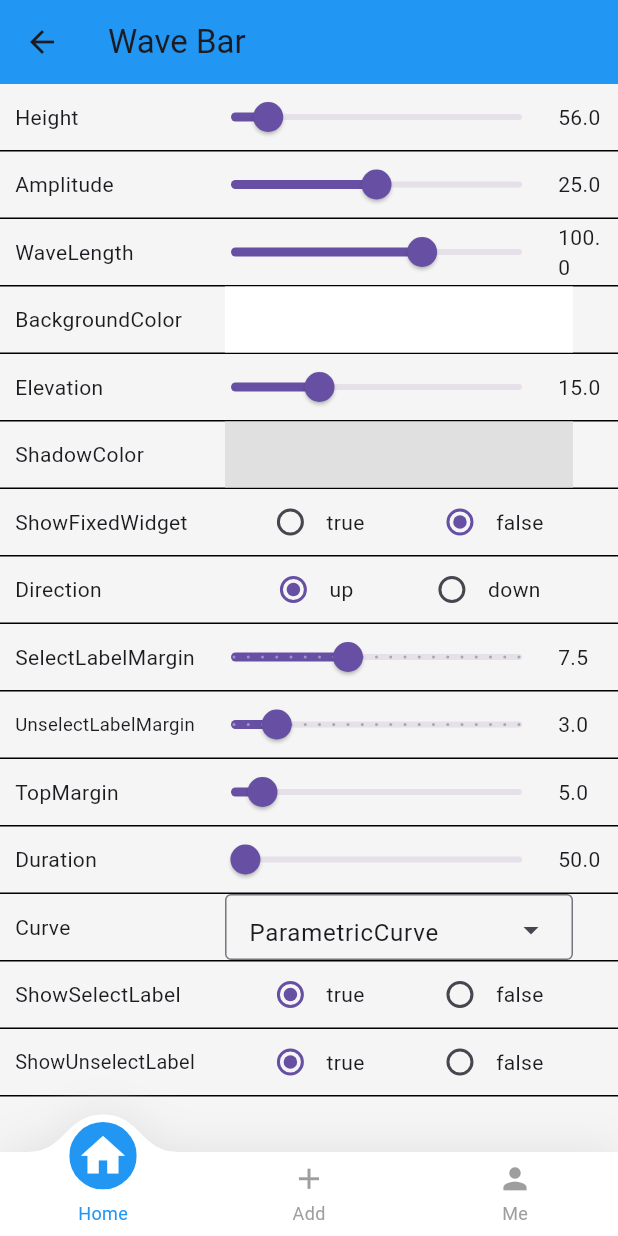
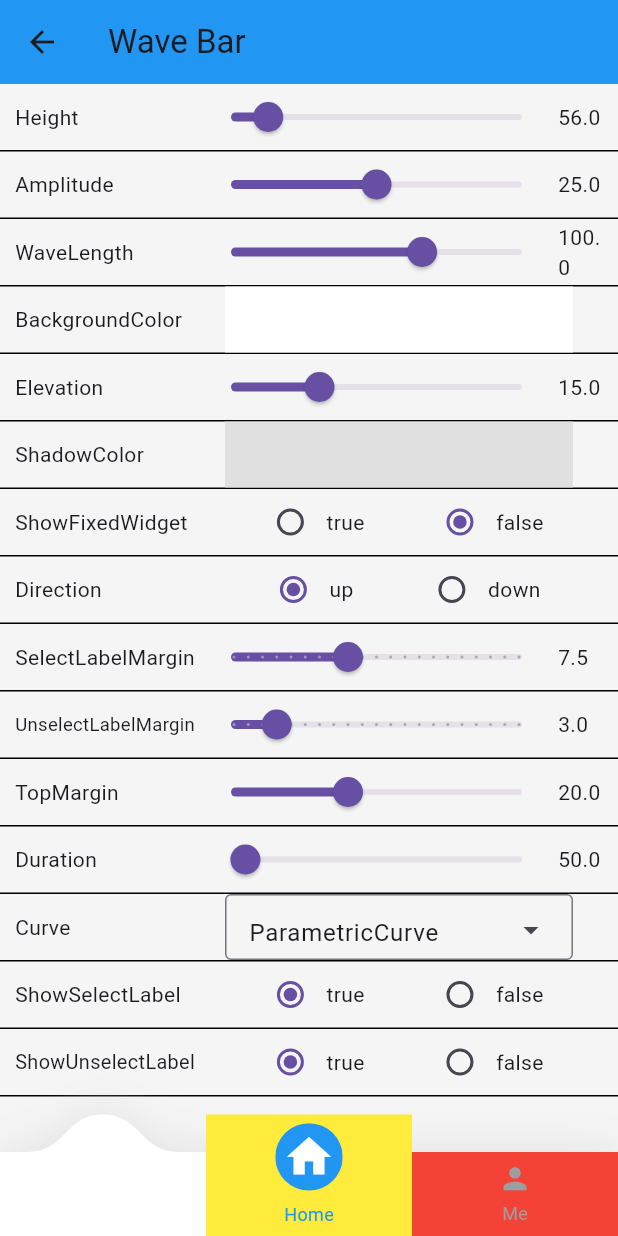
Before and after one commit to wenchaosong/FlutterBottomBar, a Flutter app: the screen it shows after launch, after a tap on "Wave Bar", on a phone screen of 412 x 824 dp. Run offline on Flutter 3.47's test engine with Material 3 defaults, Android fonts, the phone set to English and light mode, and no system bars; our stand-ins replace flutter_colorpicker.

```diff
--- a/example/lib/page/wave.dart
+++ b/example/lib/page/wave.dart
@@ -41,7 +41,7 @@ class _WavePageState extends State<WavePage> {
   String _direction = "up";
   double _selectLabelMargin = 7.5;
   double _unselectLabelMargin = 3.0;
-  double _topMargin = 5.0;
+  double _topMargin = 20.0;
   int _duration = 50;
   Curve _curve = Curves.linear;
   String _showSelectedLabel = "true";
@@ -75,7 +75,6 @@ class _WavePageState extends State<WavePage> {
   Widget build(BuildContext context) {
     return Scaffold(
       backgroundColor: Colors.grey.shade100,
-      extendBody: true,
       appBar: AppBar(
         title: Text('Wave Bar'),
         backgroundColor: Colors.blue,
@@ -324,7 +323,7 @@ class _WavePageState extends State<WavePage> {
             : WaveBottomBarDirection.down,
         selectedLabelMargin: _selectLabelMargin,
         unselectedLabelMargin: _unselectLabelMargin,
-        activeTopMargin: _topMargin,
+        activeTopMargin: -_topMargin,
         duration: Duration(milliseconds: _duration),
         curve: _curve,
         selectedLabelStyle: TextStyle(fontSize: 12, color: Colors.blue),
--- a/lib/bottom_bar.dart
+++ b/lib/bottom_bar.dart
@@ -141,7 +141,7 @@ class WaveBottomBar extends StatefulWidget {
     this.margin = const EdgeInsets.all(0),
     this.selectedLabelMargin = 7.5,
     this.unselectedLabelMargin = 3,
-    this.activeTopMargin = 5,
+    this.activeTopMargin = -20,
     this.corner = const BorderRadius.all(Radius.zero),
     this.duration = const Duration(milliseconds: 50),
     this.curve = Curves.linear,
@@ -203,133 +203,127 @@ class _WaveBottomBarState extends State<WaveBottomBar>
 
   /// the normal widget list of bottom items, contains icon and text
   List<Widget> createNormalItem() {
-    final List<Widget> child = [];
+    final childItem = <Widget>[];
     for (var i = 0; i < widget.items.length; i++) {
       if (_currentIndex == i) {
-        child.add(Expanded(child: Container()));
+        childItem.add(const Expanded(child: SizedBox()));
         continue;
       }
+      double height;
+      double margin;
+      bool hasFixed;
       if (widget.type == WaveBottomBarType.fixed &&
           i == widget.items.length ~/ 2) {
-        child.add(Expanded(
-          child: Container(
-            height: widget.height + widget.amplitude,
-            margin: EdgeInsets.only(top: widget.activeTopMargin),
-            alignment: Alignment.center,
-            child: InkWell(
+        height = widget.height + widget.amplitude;
+        margin = widget.selectedLabelMargin;
+        hasFixed = true;
+      } else {
+        height = widget.height;
+        margin = widget.unselectedLabelMargin;
+        hasFixed = false;
+      }
+      Widget child = Expanded(
+        child: GestureDetector(
           onTap: () {
             widget.onTap(i);
             animToIndex(i);
           },
-              child: widget.fixedWidget == null
-                  ? Column(
+          child: Container(
+            height: height,
+            color: Colors.red,
+            child: hasFixed && widget.fixedWidget != null
+                ? Column(children: [widget.fixedWidget!])
+                : Column(
+                    mainAxisSize: MainAxisSize.min,
+                    mainAxisAlignment: MainAxisAlignment.center,
                     children: [
                       widget.items[i].icon,
                       if (widget.direction == WaveBottomBarDirection.up &&
-                            widget.showUnselectedLabel)
-                          SizedBox(height: widget.selectedLabelMargin),
-                        if (widget.direction == WaveBottomBarDirection.up &&
-                            widget.showUnselectedLabel)
+                          widget.showUnselectedLabel) ...[
+                        SizedBox(height: margin),
                         Text(
                           "${widget.items[i].label}",
                           style: widget.unselectedLabelStyle,
                         ),
                       ],
-                    )
-                  : Column(children: [widget.fixedWidget!]),
-            ),
-          ),
-        ));
-      } else {
-        child.add(Expanded(
-          child: InkWell(
-            onTap: () {
-              widget.onTap(i);
-              animToIndex(i);
-            },
-            child: SizedBox(
-              height: widget.height,
-              child: Column(
-                mainAxisAlignment: MainAxisAlignment.center,
-                children: [
-                  widget.items[i].icon,
-                  if (widget.showUnselectedLabel)
-                    SizedBox(height: widget.unselectedLabelMargin),
-                  if (widget.showUnselectedLabel)
-                    Text(
-                      "${widget.items[i].label}",
-                      style: widget.unselectedLabelStyle,
-                    ),
                     ],
                   ),
           ),
         ),
-        ));
+      );
+      childItem.add(child);
     }
-    }
-    return child;
+    return childItem;
   }
 
   /// the active item
   Widget createActiveItem(double perWidth) {
-    if (widget.type == WaveBottomBarType.fixed &&
-        _currentIndex != widget.items.length ~/ 2) {
-      return Positioned(
-        left: perWidth * _currentIndex,
-        bottom: 0,
-        child: SizedBox(
-          width: perWidth,
-          height: widget.height,
-          child: InkWell(
+    double height;
+    double margin;
+    bool hasFixed;
+    bool hasPosition;
+    bool isCenter;
+    if (widget.type == WaveBottomBarType.fixed) {
+      if (_currentIndex == widget.items.length ~/ 2) {
+        height = widget.height + widget.amplitude;
+        margin = widget.selectedLabelMargin;
+        hasFixed = true;
+        hasPosition = true;
+        isCenter = false;
+      } else {
+        height = widget.height;
+        margin = widget.unselectedLabelMargin;
+        hasFixed = false;
+        hasPosition = true;
+        isCenter = true;
+      }
+    } else {
+      height = widget.height + widget.amplitude;
+      margin = widget.selectedLabelMargin;
+      hasFixed = true;
+      hasPosition = true;
+      isCenter = true;
+    }
+
+    Widget child = GestureDetector(
       onTap: () {
         widget.onTap(_currentIndex);
       },
-            child: Column(
-              mainAxisAlignment: MainAxisAlignment.center,
+      child: Container(
+        width: perWidth,
+        height: height,
+        color: Colors.yellow,
+        child: hasFixed && widget.fixedWidget != null
+            ? Column(children: [widget.fixedWidget!])
+            : Column(
+                mainAxisSize: MainAxisSize.min,
+                mainAxisAlignment: isCenter
+                    ? MainAxisAlignment.center
+                    : MainAxisAlignment.start,
                 children: [
                   widget.items[_currentIndex].activeIcon,
-                if (widget.showSelectedLabel)
-                  SizedBox(height: widget.unselectedLabelMargin),
-                if (widget.showSelectedLabel)
+                  if (widget.direction == WaveBottomBarDirection.up &&
+                      widget.showSelectedLabel) ...[
+                    SizedBox(height: margin),
                     Text(
                       "${widget.items[_currentIndex].label}",
                       style: widget.selectedLabelStyle,
                     ),
                   ],
-            ),
+                ],
               ),
       ),
     );
+    final dx = _currentIndex * perWidth;
+    final offset = FractionalOffset(dx, 0);
+    if (hasPosition) {
+      return FractionallySizedBox(
+        widthFactor: 1 / widget.items.length,
+        alignment: offset,
+        child: child,
+      );
     } else {
-      return Positioned(
-        left: perWidth * _currentIndex,
-        top: widget.activeTopMargin,
-        child: Container(
-          width: perWidth,
-          alignment: Alignment.center,
-          child: InkWell(
-            onTap: () {
-              widget.onTap(_currentIndex);
-            },
-            child: widget.fixedWidget == null
-                ? Column(
-                    children: [
-                      widget.items[_currentIndex].activeIcon,
-                      if (widget.direction == WaveBottomBarDirection.up &&
-                          widget.showSelectedLabel)
-                        SizedBox(height: widget.selectedLabelMargin),
-                      if (widget.direction == WaveBottomBarDirection.up &&
-                          widget.showSelectedLabel)
-                        Text(
-                          "${widget.items[_currentIndex].label}",
-                          style: widget.selectedLabelStyle,
-                        ),
-                    ],
-                  )
-                : Column(children: [widget.fixedWidget!]),
-          ),
-        ),
-      );
+      return child;
     }
   }
 
@@ -338,7 +332,7 @@ class _WaveBottomBarState extends State<WaveBottomBar>
     _currentIndex = index;
     setState(() {});
     if (widget.type == WaveBottomBarType.fixed) {
-      var middle = (widget.items.length ~/ 2) / widget.items.length;
+      final middle = (widget.items.length ~/ 2) / widget.items.length;
       _animCon.value = middle;
       return;
     }
@@ -351,18 +345,12 @@ class _WaveBottomBarState extends State<WaveBottomBar>
 
   @override
   Widget build(BuildContext context) {
-    var bottom = MediaQuery.of(context).padding.bottom;
-    var width = MediaQuery.of(context).size.width -
+    final width = MediaQuery.of(context).size.width -
         widget.margin.left -
         widget.margin.right;
-    var perWidth = width / widget.items.length;
-    return Container(
-      height: widget.height + widget.amplitude + bottom,
-      margin: widget.margin,
-      child: Column(
-        children: [
-          Expanded(
-            child: Stack(
+    final perWidth = width / widget.items.length;
+    return Stack(
+      clipBehavior: Clip.none,
       alignment: Alignment.bottomCenter,
       children: [
         SizedBox(
@@ -388,14 +376,6 @@ class _WaveBottomBarState extends State<WaveBottomBar>
         ),
         createActiveItem(perWidth),
       ],
-            ),
-          ),
-          Container(
-            height: bottom,
-            color: widget.backgroundColor ?? Colors.white,
-          ),
-        ],
-      ),
     );
   }
 }
--- a/lib/painter/wave_painter.dart
+++ b/lib/painter/wave_painter.dart
@@ -51,14 +51,6 @@ class WavePainter extends CustomPainter {
       ..color = shadowColor
       ..maskFilter = MaskFilter.blur(BlurStyle.outer, elevation);
 
-    final Path path = Path();
-
-    path.moveTo(0, corner.topLeft.y);
-    path.arcToPoint(
-      Offset(corner.topLeft.x, 0),
-      radius: corner.topLeft,
-    );
-
     // each item width
     final perWidth = size.width / barCount;
 
@@ -66,50 +58,45 @@ class WavePainter extends CustomPainter {
     final begin = size.width * percentage;
     final middle = begin + perWidth / 2;
 
-    // actual begin position is
-    // active item middle position - half the wave length
-    path.lineTo(middle - waveLength / 2, 0);
-
-    // the left wave
-    path.cubicTo(
+    final Path path = Path()
+      ..moveTo(0, corner.topLeft.y)
+      ..arcToPoint(
+        Offset(corner.topLeft.x, 0),
+        radius: corner.topLeft,
+      )
+      ..lineTo(middle - waveLength / 2, 0)
+      ..cubicTo(
         middle - waveLength / 4,
         0,
         middle - waveLength / 4,
         direction == WaveBottomBarDirection.up ? -amplitude : amplitude,
         middle,
         direction == WaveBottomBarDirection.up ? -amplitude : amplitude,
-    );
-
-    // the right wave, the end position is
-    // active item middle position + half the wave length
-    path.cubicTo(
+      )
+      ..cubicTo(
         middle + waveLength / 4,
         direction == WaveBottomBarDirection.up ? -amplitude : amplitude,
         middle + waveLength / 4,
         0,
         middle + waveLength / 2,
         0,
-    );
-
-    path.lineTo(size.width - corner.topRight.x, 0);
-    path.arcToPoint(
+      )
+      ..lineTo(size.width - corner.topRight.x, 0)
+      ..arcToPoint(
         Offset(size.width, corner.topRight.y),
         radius: corner.topRight,
-    );
-
-    path.lineTo(size.width, size.height - corner.bottomRight.y);
-    path.arcToPoint(
+      )
+      ..lineTo(size.width, size.height - corner.bottomRight.y)
+      ..arcToPoint(
         Offset(size.width - corner.bottomRight.x, size.height),
         radius: corner.bottomRight,
-    );
-
-    path.lineTo(corner.bottomLeft.x, size.height);
-    path.arcToPoint(
+      )
+      ..lineTo(corner.bottomLeft.x, size.height)
+      ..arcToPoint(
         Offset(0, size.height - corner.bottomLeft.y),
         radius: corner.bottomLeft,
-    );
-
-    path.close();
+      )
+      ..close();
 
     if (elevation > 0) {
       canvas.drawPath(path, shadowPaint);
```
Also changed, not shown: 1 other file. Lines whose indentation alone changed are shown as unchanged.
